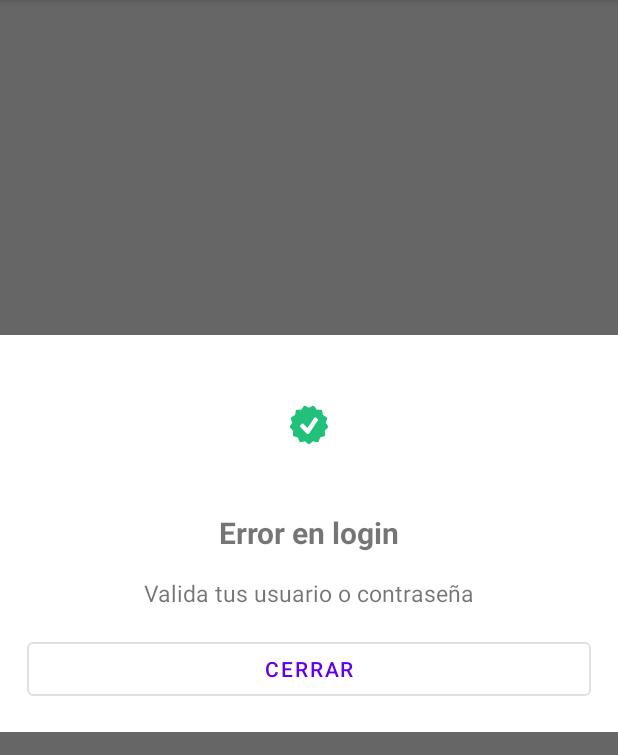
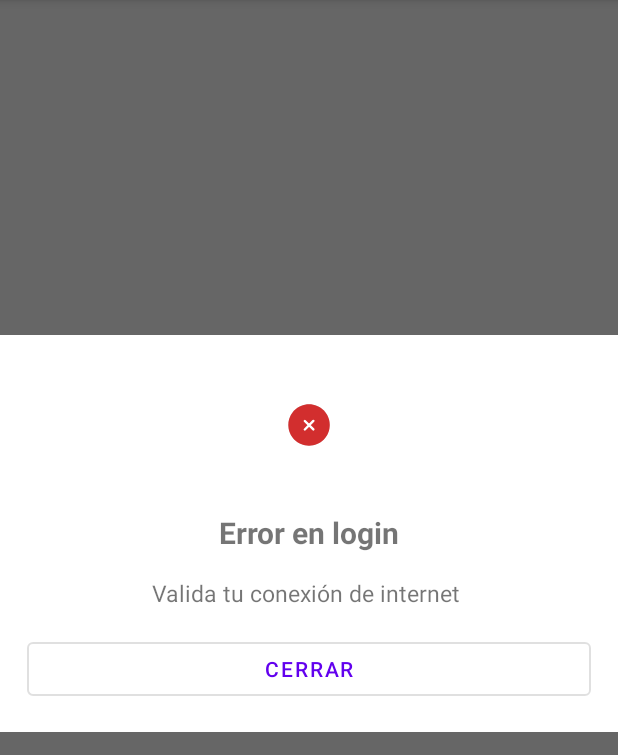
Before and after one commit to PabloJair/smart-payment-service-exam, an Android app: the screen it shows after launch (MainActivity), on a phone screen of 412 x 824 dp, the part 84-839 px from its top. Run offline under Robolectric (Android 15) with nearby library versions, the phone set to English and light mode, and no system bars; our stand-ins replace Dagger/Hilt's generated code.

Commit message:
[UPDATE]

```diff
--- a/android/app/src/main/java/com/smart/payment/service/exam/core/base/BaseActivity.kt
+++ b/android/app/src/main/java/com/smart/payment/service/exam/core/base/BaseActivity.kt
@@ -49,7 +49,7 @@ abstract class BaseActivity<T : ViewBinding> : AppCompatActivity() {
         subTitle: String,
         textBtn1: String = "Cancelar",
         onClickBtn1: (() -> Unit)? = null,
-        @RawRes lottieFile: Int = R.raw.success,
+        @RawRes lottieFile: Int = R.raw.error,
     ){
 
         DialogsUtils.showErrorDialog(
--- a/android/app/src/main/java/com/smart/payment/service/exam/ui/main/activities/MainActivity.kt
+++ b/android/app/src/main/java/com/smart/payment/service/exam/ui/main/activities/MainActivity.kt
@@ -34,7 +34,9 @@ class MainActivity  (override val bindingInflater: (LayoutInflater) -> MainActiv
     }
 
     override fun onFails(message: String) {
-        showError(title = "Error en login","Valida tus usuario o contraseña","Cerrar")
+        showError(title = "Error en login","Valida tu conexión de internet ","Cerrar",{
+            finishAffinity()
+        })
     }
     override fun onLoader(data: Boolean) {
         if(data)
--- a/android/app/src/main/java/com/smart/payment/service/exam/ui/splash/SplashActivity.kt
+++ b/android/app/src/main/java/com/smart/payment/service/exam/ui/splash/SplashActivity.kt
@@ -24,6 +24,7 @@ class SplashActivity (override val bindingInflater: (LayoutInflater) -> SplashAc
             override fun onFinish() {
 
                 startActivity(MainActivity::class.java)
+                finish()
             }
         }.start()    }
 }
```
